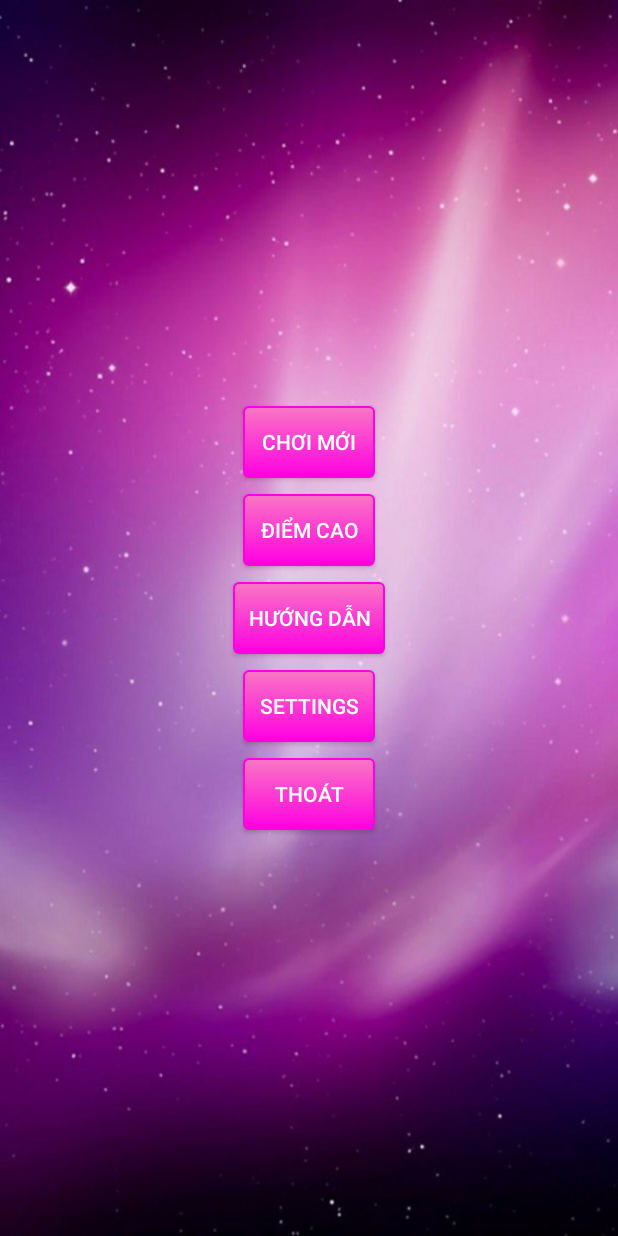
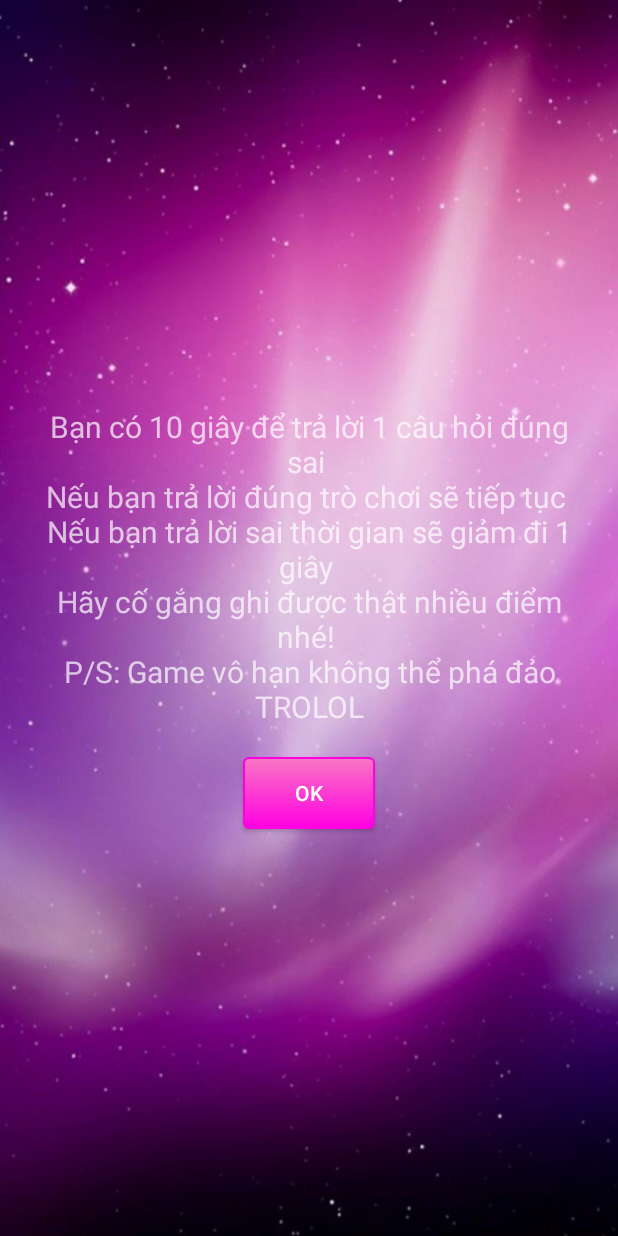
Before and after one commit to trungson2302/questionmarks_app, an Android app: the screen it shows after launch (MainMenuActivity before the commit, HuongdanActivity after it), after a tap on "HƯỚNG DẪN", on a phone screen of 412 x 824 dp. Run offline under Robolectric (Android 15) with nearby library versions, the phone set to English and light mode, and no system bars.

Commit message:
day 5: chinh sua lai luat choi, them activity huong dan, them dialog khi tra loi sai ( update them?), update database

```diff
--- /dev/null
+++ b/app/src/main/java/com/example/sonpham/questionmarks/HuongdanActivity.java
@@ -0,0 +1,27 @@
+package com.example.sonpham.questionmarks;
+
+import android.support.v7.app.AppCompatActivity;
+import android.os.Bundle;
+import android.view.View;
+import android.widget.Button;
+import android.widget.TextView;
+
+public class HuongdanActivity extends AppCompatActivity {
+
+    Button btnOK;
+    TextView textView;
+    @Override
+    protected void onCreate(Bundle savedInstanceState) {
+        super.onCreate(savedInstanceState);
+        setContentView(R.layout.activity_huongdan);
+        btnOK=(Button)findViewById(R.id.button13);
+        textView=(TextView)findViewById(R.id.textView8);
+
+        btnOK.setOnClickListener(new View.OnClickListener() {
+            @Override
+            public void onClick(View v) {
+                finish();
+            }
+        });
+    }
+}
--- a/app/src/main/java/com/example/sonpham/questionmarks/MainMenuActivity.java
+++ b/app/src/main/java/com/example/sonpham/questionmarks/MainMenuActivity.java
@@ -28,7 +28,8 @@ public class MainMenuActivity extends AppCompatActivity {
         final MediaPlayer buttonSound = MediaPlayer.create(this,R.raw.buttonsoundclick);
         final Intent choimoi=new Intent(MainMenuActivity.this,MainActivity.class);
         final Intent diemcao=new Intent(MainMenuActivity.this,BangdiemActivity.class);
-        playMusic=new Intent(MainMenuActivity.this,PlayMusic.class);
+        final Intent huongdan =new Intent(MainMenuActivity.this,HuongdanActivity.class);
+        playMusic=new Intent(MainMenuActivity.this,PlayMusicService.class);
 
         overridePendingTransition(0,0);
         String path = getFilesDir().getAbsolutePath();
@@ -85,6 +86,7 @@ public class MainMenuActivity extends AppCompatActivity {
             @Override
             public void onClick(View v) {
                 buttonSound.start();
+                startActivity(huongdan);
                 /// neu co chuyen activity thi activity_check=1;
             }
         });
@@ -141,7 +143,7 @@ public class MainMenuActivity extends AppCompatActivity {
         ///// activity_check check nguoi dung chuyen activity
         ///// back_check check nguoi dung bam BACK
         /////if(back_check ==0 && activity_check==0)stopService(playMusic);
-        stopService(playMusic);
+        //stopService(playMusic);
     }
 
     @Override
--- a/app/src/main/java/com/example/sonpham/questionmarks/PlayMusic.java
+++ b/app/src/main/java/com/example/sonpham/questionmarks/PlayMusicService.java
@@ -6,9 +6,9 @@ import android.media.MediaPlayer;
 import android.os.IBinder;
 import android.support.annotation.IntDef;
 
-public class PlayMusic extends Service {
+public class PlayMusicService extends Service {
     private MediaPlayer mediaPlayer;
-    public PlayMusic() {
+    public PlayMusicService() {
     }
 
     @Override
--- /dev/null
+++ b/app/src/main/res/layout/activity_huongdan.xml
@@ -0,0 +1,31 @@
+<?xml version="1.0" encoding="utf-8"?>
+<LinearLayout xmlns:android="http://schemas.android.com/apk/res/android"
+    xmlns:app="http://schemas.android.com/apk/res-auto"
+    xmlns:tools="http://schemas.android.com/tools"
+    android:layout_width="match_parent"
+    android:layout_height="match_parent"
+    android:orientation="vertical"
+    android:background="@drawable/menubackground"
+    android:gravity="center"
+    tools:context="com.example.sonpham.questionmarks.HuongdanActivity">
+
+    <TextView
+        android:id="@+id/textView8"
+        android:layout_width="wrap_content"
+        android:layout_height="wrap_content"
+        android:layout_gravity="center"
+        android:textAlignment="center"
+        android:textSize="20dp"
+        android:layout_marginLeft="20dp"
+        android:layout_marginRight="20dp"
+        android:layout_marginBottom="20dp"
+
+        android:text="Bạn có 10 giây để trả lời 1 câu hỏi đúng sai \nNếu bạn trả lời đúng trò chơi sẽ tiếp tục \nNếu bạn trả lời sai thời gian sẽ giảm đi 1 giây \nHãy cố gắng ghi được thật nhiều điểm nhé! \nP/S: Game vô hạn không thể phá đảo TROLOL" />
+
+    <Button
+        android:id="@+id/button13"
+        android:layout_width="wrap_content"
+        android:layout_height="wrap_content"
+        android:background="@drawable/custon_button"
+        android:text="OK" />
+</LinearLayout>
```
Also changed, not shown: app/src/main/AndroidManifest.xml (+14 -5 lines), app/src/main/java/com/example/sonpham/questionmarks/BangdiemActivity.java (+2 -5 lines), app/src/main/java/com/example/sonpham/questionmarks/CustomDialog.java (added, +51 -0 lines), app/src/main/java/com/example/sonpham/questionmarks/MainActivity.java (+42 -14 lines), app/src/main/java/com/example/sonpham/questionmarks/SettingsActivity.java (added, +60 -0 lines), app/src/main/res/drawable/custom_dialog_style.xml (added, +9 -0 lines), app/src/main/res/drawable/thumb_image.xml (added, +15 -0 lines), app/src/main/res/layout/activity_settings.xml (added, +20 -0 lines), app/src/main/res/layout/custom_dialog.xml (added, +46 -0 lines), app/src/main/assets/troll_dance.gif (added), app/src/main/assets/yes_or_no.sqlite.
